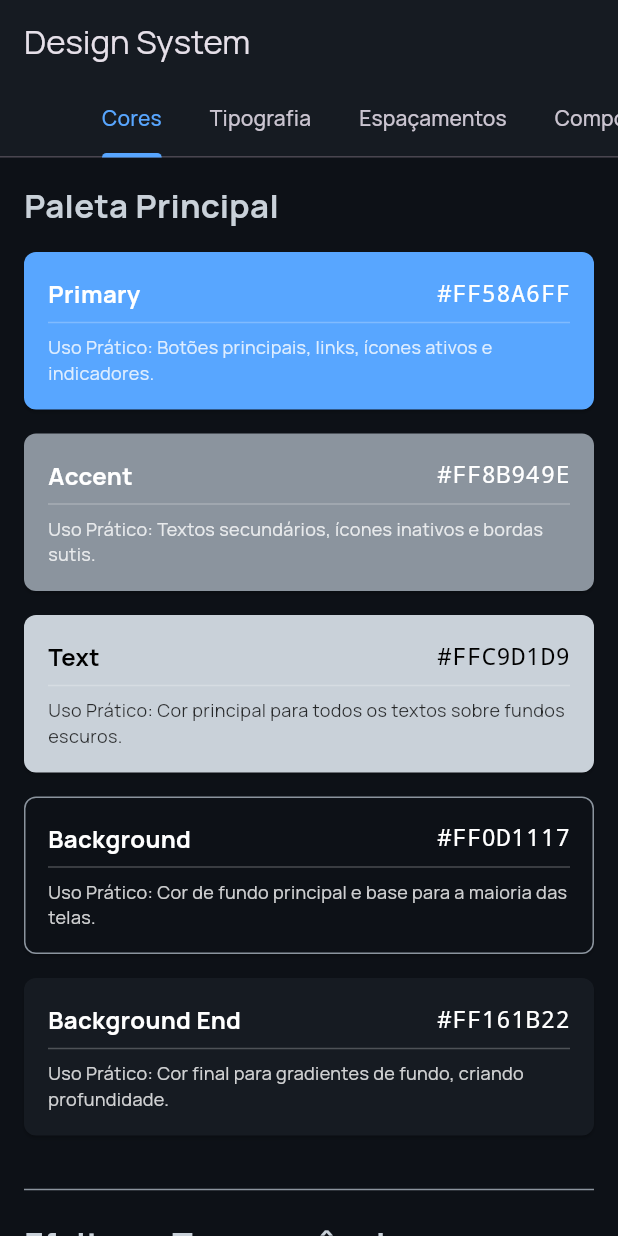
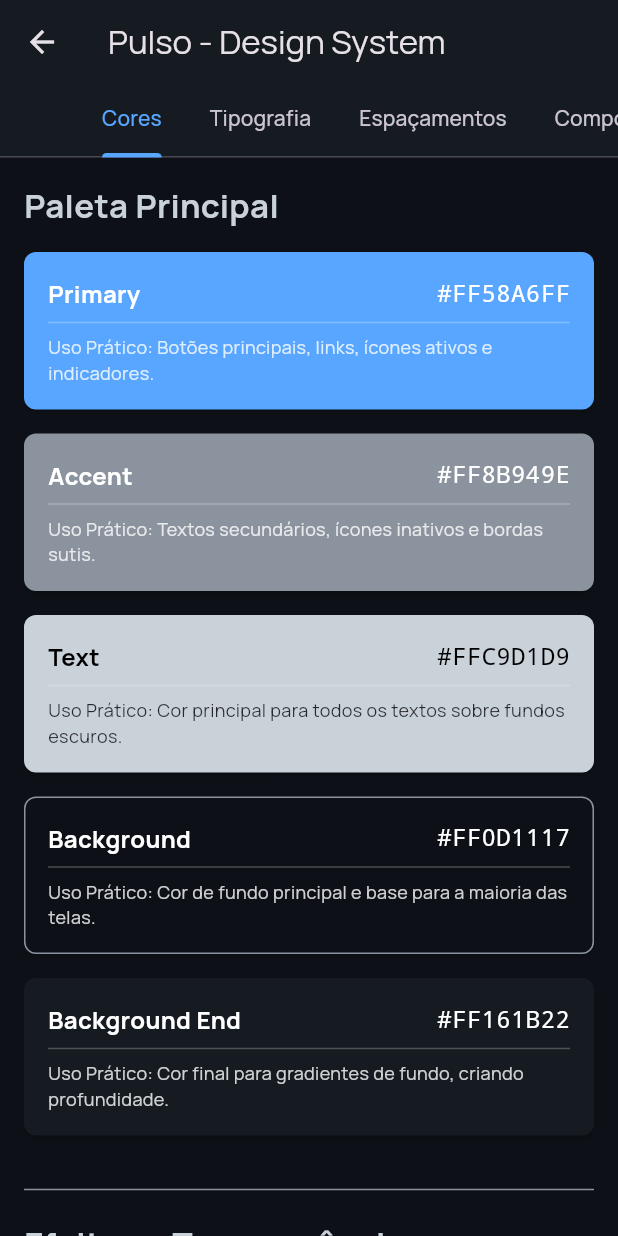
Before and after one commit to eville75/MobileII, a Flutter app: the DesignSystemScreen screen opened directly, on a phone screen of 412 x 824 dp. Run offline on Flutter 3.47's test engine with Material 3 defaults, Android fonts, the phone set to English and light mode, and no system bars; our stand-ins replace google_fonts.

Commit message:
correções

```diff
--- /dev/null
+++ b/lib/design_system/design_system_data.dart
@@ -0,0 +1,22 @@
+// lib/design_system/design_system_data.dart
+import 'package:mobile/models/playlist_model.dart';
+
+/// Armazena os dados de exemplo (mock data) para
+/// a tela de documentação do Design System.
+class DesignSystemData {
+
+  /// Dados de exemplo para o componente PlaylistCard
+  static final Playlist mockPlaylist = Playlist(
+    name: 'Nome da Playlist de Exemplo para Teste de Quebra de Linha',
+    mood: 'Sentimento',
+    url: '#', // URL de placeholder
+    thumbnailUrl: 'https://i.scdn.co/image/ab67616d0000b273b2592bea12d72421c27942f2',
+  );
+
+  /// Dados de exemplo para o componente SentimentBubble
+  static final List<Map<String, String>> mockSentiments = [
+    {'label': 'Positivo', 'type': 'positive'},
+    {'label': 'Negativo', 'type': 'negative'},
+    {'label': 'Neutro', 'type': 'neutral'},
+  ];
+}
--- a/lib/design_system/design_system_screen.dart
+++ b/lib/design_system/design_system_screen.dart
@@ -1,10 +1,13 @@
 // lib/design_system/design_system_screen.dart
 import 'package:flutter/material.dart';
+import 'package:mobile/design_system/design_system_data.dart';
 import 'package:mobile/design_system/theme/app_colors.dart';
 import 'package:mobile/design_system/theme/app_spacing.dart';
 import 'package:mobile/design_system/theme/app_typography.dart';
 import 'package:mobile/design_system/widgets/playlist_card.dart';
 import 'package:mobile/design_system/widgets/sentiment_bubble.dart';
+import 'package:mobile/design_system/widgets/viewmodels/playlist_card_viewmodel.dart';
+import 'package:mobile/design_system/widgets/viewmodels/sentiment_bubble_viewmodel.dart';
 import 'package:mobile/models/playlist_model.dart';
 
 class DesignSystemScreen extends StatelessWidget {
@@ -13,18 +16,19 @@ class DesignSystemScreen extends StatelessWidget {
   @override
   Widget build(BuildContext context) {
     return DefaultTabController(
-      length: 4,
+      length: 4, // <-- Mudado de 5 para 4 abas
       child: Scaffold(
         backgroundColor: AppColors.background,
         appBar: AppBar(
           backgroundColor: AppColors.backgroundEnd,
           elevation: 0,
-          title: const Text('Design System'),
+          title: const Text('Pulso - Design System'),
           bottom: const TabBar(
             isScrollable: true,
             indicatorColor: AppColors.primary,
             indicatorWeight: 3.0,
             tabs: [
+              // Aba 'Marca' REMOVIDA
               Tab(text: 'Cores'),
               Tab(text: 'Tipografia'),
               Tab(text: 'Espaçamentos'),
@@ -34,6 +38,7 @@ class DesignSystemScreen extends StatelessWidget {
         ),
         body: TabBarView(
           children: [
+            // _buildBrandingView() REMOVIDA
             _buildColorsView(),
             _buildTypographyView(),
             _buildSpacingView(),
@@ -44,6 +49,9 @@ class DesignSystemScreen extends StatelessWidget {
     );
   }
 
+  // A função _buildBrandingView() foi REMOVIDA daqui.
+
+  // 1. Conteúdo da Aba CORES (Antigo 2)
   Widget _buildColorsView() {
     return ListView(
       padding: const EdgeInsets.all(AppSpacing.medium),
@@ -75,9 +83,7 @@ class DesignSystemScreen extends StatelessWidget {
           name: 'Background End',
           usage: 'Cor final para gradientes de fundo, criando profundidade.',
         ),
-
         Divider(height: AppSpacing.extraLarge, color: AppColors.accent),
-
         Text('Efeitos e Transparências', style: AppTypography.h2),
         SizedBox(height: AppSpacing.medium),
         _ColorTile(
@@ -90,9 +96,7 @@ class DesignSystemScreen extends StatelessWidget {
           name: 'Glass Border',
           usage: 'Borda para componentes com efeito de vidro fosco.',
         ),
-
         Divider(height: AppSpacing.extraLarge, color: AppColors.accent),
-
         Text('Cores Semânticas', style: AppTypography.h2),
         SizedBox(height: AppSpacing.medium),
         _ColorTile(
@@ -114,6 +118,7 @@ class DesignSystemScreen extends StatelessWidget {
     );
   }
 
+  // 2. Conteúdo da Aba TIPOGRAFIA (Antigo 3)
   Widget _buildTypographyView() {
     return ListView(
       padding: const EdgeInsets.all(AppSpacing.medium),
@@ -142,6 +147,7 @@ class DesignSystemScreen extends StatelessWidget {
     );
   }
 
+  // 3. Conteúdo da Aba ESPAÇAMENTOS (Antigo 4)
   Widget _buildSpacingView() {
     return ListView(
       padding: const EdgeInsets.all(AppSpacing.medium),
@@ -174,13 +180,11 @@ class DesignSystemScreen extends StatelessWidget {
     );
   }
 
+  // 4. Conteúdo da Aba COMPONENTES (Antigo 5)
   Widget _buildComponentsView() {
-    final mockPlaylist = Playlist(
-      name: 'Nome da Playlist de Exemplo para Teste de Quebra de Linha',
-      mood: 'Sentimento',
-      url: '#',
-      thumbnailUrl: 'https://i.scdn.co/image/ab67616d0000b273b2592bea12d72421c27942f2',
-    );
+    // Pega os dados mockados do nosso arquivo de "ViewModel de dados"
+    final mockPlaylistModel = DesignSystemData.mockPlaylist;
+    final mockSentimentData = DesignSystemData.mockSentiments;
 
     return SingleChildScrollView(
       padding: const EdgeInsets.all(AppSpacing.medium),
@@ -191,11 +195,19 @@ class DesignSystemScreen extends StatelessWidget {
           const SizedBox(height: AppSpacing.medium),
           Wrap(
             spacing: AppSpacing.medium,
-            children: [
-              SentimentBubble(sentiment: 'Positivo', color: AppColors.positive, onTap: () {}),
-              SentimentBubble(sentiment: 'Negativo', color: AppColors.negative, onTap: () {}),
-              SentimentBubble(sentiment: 'Neutro', color: AppColors.neutral, onTap: () {}),
-            ],
+            children: mockSentimentData.map((sentimentData) {
+              // Converte os dados mockados em ViewModel
+              Color color = AppColors.neutral;
+              if (sentimentData['type'] == 'positive') color = AppColors.positive;
+              if (sentimentData['type'] == 'negative') color = AppColors.negative;
+
+              final viewModel = SentimentBubbleViewModel(
+                sentiment: sentimentData['label']!,
+                color: color,
+              );
+
+              return SentimentBubble(viewModel: viewModel, onTap: () {});
+            }).toList(),
           ),
           const Divider(height: AppSpacing.extraLarge),
           const Text('Playlist Card', style: AppTypography.h2),
@@ -203,7 +215,14 @@ class DesignSystemScreen extends StatelessWidget {
           SizedBox(
             width: 150,
             height: 200,
-            child: PlaylistCard(playlist: mockPlaylist, onTap: () {}),
+            // Converte o Model mockado em ViewModel
+            child: PlaylistCard(
+              viewModel: PlaylistCardViewModel(
+                name: mockPlaylistModel.name,
+                thumbnailUrl: mockPlaylistModel.thumbnailUrl!,
+              ),
+              onTap: () {},
+            ),
           ),
         ],
       ),
@@ -211,13 +230,14 @@ class DesignSystemScreen extends StatelessWidget {
   }
 }
 
+// WIDGETS AUXILIARES COMPLETOS (Não mude nada aqui, apenas ajustei a ordem no código para corresponder às funções de build)
+
 class _ColorTile extends StatelessWidget {
   final Color color;
   final String name;
   final String? subtitle;
   final String? usage;
 
-  // ignore: unused_element_parameter
   const _ColorTile({required this.color, required this.name, this.subtitle, this.usage});
 
   String get hexCode {
--- /dev/null
+++ b/lib/design_system/widgets/viewmodels/playlist_card_viewmodel.dart
@@ -0,0 +1,10 @@
+// lib/design_system/widgets/viewmodels/playlist_card_viewmodel.dart
+class PlaylistCardViewModel {
+  final String name;
+  final String thumbnailUrl;
+
+  PlaylistCardViewModel({
+    required this.name,
+    required this.thumbnailUrl,
+  });
+}
--- /dev/null
+++ b/lib/design_system/widgets/viewmodels/sentiment_bubble_viewmodel.dart
@@ -0,0 +1,12 @@
+// lib/design_system/widgets/viewmodels/sentiment_bubble_viewmodel.dart
+import 'package:flutter/material.dart';
+
+class SentimentBubbleViewModel {
+  final String sentiment;
+  final Color color;
+
+  SentimentBubbleViewModel({
+    required this.sentiment,
+    required this.color,
+  });
+}
--- a/lib/main.dart
+++ b/lib/main.dart
@@ -19,7 +19,7 @@ class MyApp extends StatelessWidget {
       themeMode: ThemeMode.dark,
       debugShowCheckedModeBanner: false,
       // Mude para DesignSystemScreen() para ver o catálogo
-      home: const DesignSystemScreen(),
+      home: const SentimentsScreen(),
     );
   }
 }
```
Also changed, not shown: lib/design_system/widgets/playlist_card.dart (+6 -5 lines), lib/design_system/widgets/sentiment_bubble.dart (+6 -6 lines), lib/screens/playlists_screen.dart (+22 -47 lines), lib/screens/sentiments_screen.dart (+25 -12 lines), lib/screens/settings_screen.dart (+20 -2 lines), pubspec.lock.
